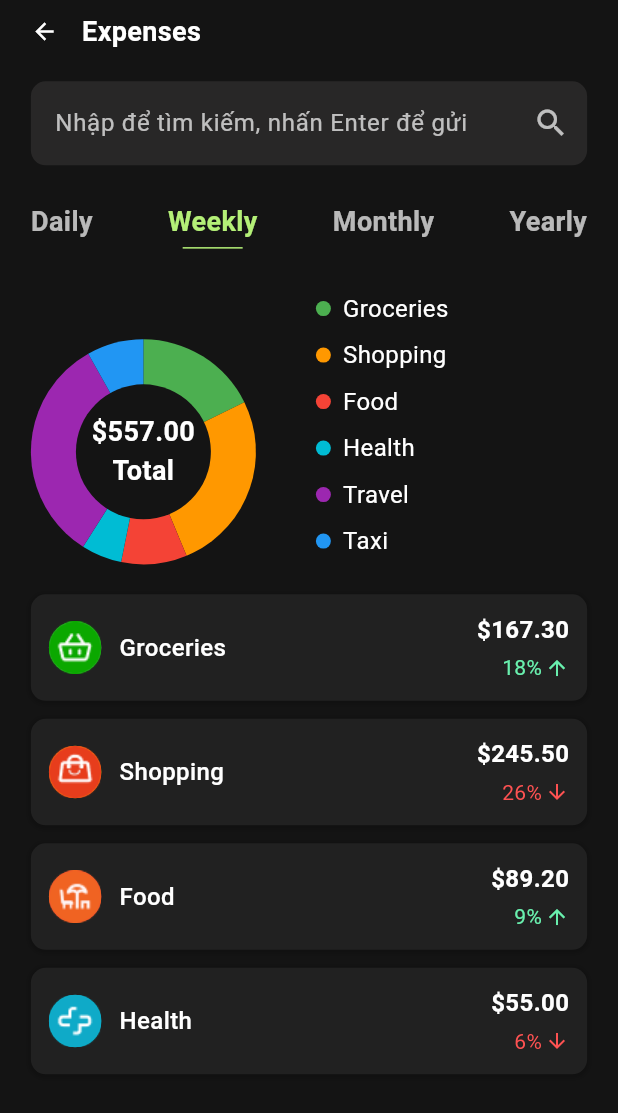
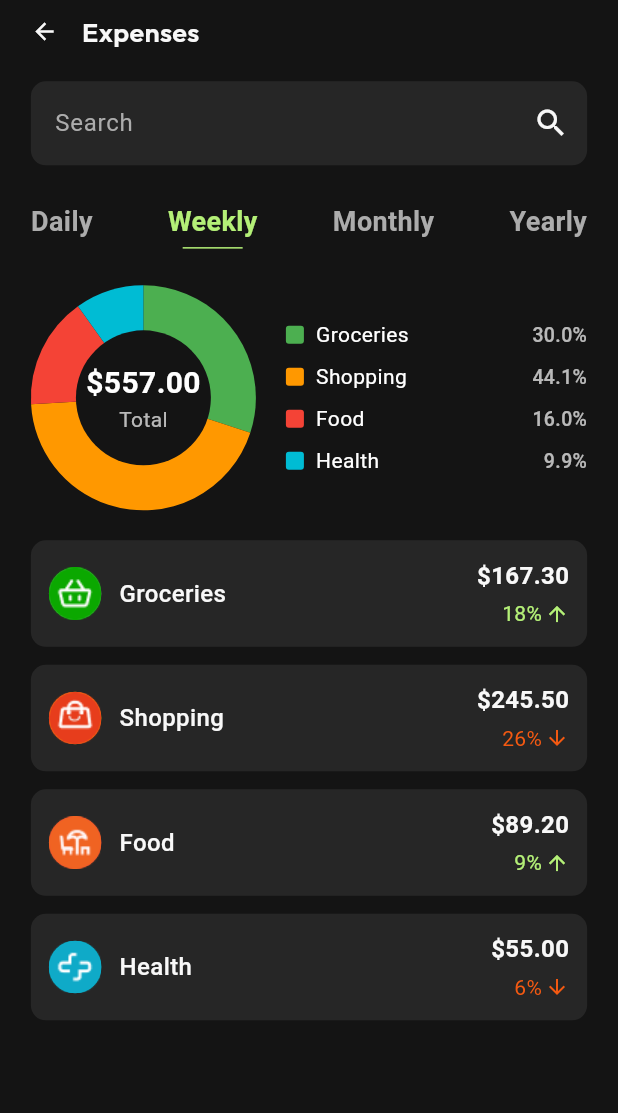
Before and after one commit to phunghao2903/fintrack, a Flutter app: the screen it shows after launch, after a tap on "Daily", after a tap on "Weekly", on a phone screen of 412 x 824 dp. Shown: the top 1113 px of the screen. Run offline on Flutter 3.47's test engine with Material 3 defaults, Android fonts, the phone set to English and light mode, and no system bars; our stand-ins replace equatable, fl_chart, flutter_bloc, google_fonts; missing offline and left inert: bitsdojo_window.

Commit message:
Update feature/expenses

```diff
--- a/lib/features/expenses/pages/build_chart_section.dart
+++ b/lib/features/expenses/pages/build_chart_section.dart
@@ -1,69 +1,92 @@
-// Widget cho biểu đồ và chú giải
 import 'dart:math' as math;
 import 'package:fintrack/core/theme/app_colors.dart';
 import 'package:fintrack/features/expenses/datasources/expenses_data.dart';
 import 'package:flutter/material.dart';
 
-Widget buildChartSection(double? totalValue) {
+// Widget cho biểu đồ và chú giải
+Widget buildChartSection(List<ExpenseData> expenses, double totalValue) {
   return Row(
-    crossAxisAlignment: CrossAxisAlignment.end,
-    mainAxisAlignment: MainAxisAlignment.end,
+    crossAxisAlignment: CrossAxisAlignment.center,
     children: [
+      // Biểu đồ tròn
       SizedBox(
         width: 150,
         height: 150,
         child: Stack(
           alignment: Alignment.center,
           children: [
+            // Custom painter để vẽ biểu đồ
             CustomPaint(
               size: const Size(150, 150),
               painter: PieChartPainter(expenses: expenses),
             ),
-            // Hiển thị tổng giá trị đã được tính toán
-            Text(
-              "\$${(totalValue ?? 0.0).toStringAsFixed(2)}\nTotal",
-              textAlign: TextAlign.center,
-              style: const TextStyle(
-                color: Colors.white,
-                fontWeight: FontWeight.bold,
-                fontSize: 18,
-              ),
+            // Text hiển thị tổng giá trị ở giữa
+            Column(
+              mainAxisAlignment: MainAxisAlignment.center,
+              children: [
+                Text(
+                  "\$${totalValue.toStringAsFixed(2)}",
+                  style: const TextStyle(
+                    color: Colors.white,
+                    fontWeight: FontWeight.bold,
+                    fontSize: 20,
+                  ),
+                ),
+                const Text(
+                  "Total",
+                  style: TextStyle(color: Colors.white70, fontSize: 14),
+                ),
+              ],
             ),
           ],
         ),
       ),
-      const SizedBox(width: 40),
+      const SizedBox(width: 20),
       // Chú giải
       Expanded(
         child: Column(
           crossAxisAlignment: CrossAxisAlignment.start,
-          children: expenses
-              .map(
-                (e) => Padding(
-                  padding: const EdgeInsets.symmetric(vertical: 4.0),
-                  child: Row(
-                    children: [
-                      Container(
-                        width: 10,
-                        height: 10,
-                        decoration: BoxDecoration(
-                          color: e.color,
-                          shape: BoxShape.circle,
-                        ),
-                      ),
-                      const SizedBox(width: 8),
-                      Text(
-                        e.name,
-                        style: const TextStyle(
-                          color: Colors.white,
-                          fontSize: 16,
-                        ),
-                      ),
-                    ],
+          children: expenses.map((expense) {
+            // Tính phần trăm cho từng khoản chi
+            final percentage = totalValue > 0
+                ? (expense.value / totalValue * 100).toStringAsFixed(1)
+                : '0.0';
+
+            return Padding(
+              padding: const EdgeInsets.symmetric(vertical: 4.0),
+              child: Row(
+                children: [
+                  // Ô màu đại diện
+                  Container(
+                    width: 12,
+                    height: 12,
+                    decoration: BoxDecoration(
+                      color: expense.color,
+                      borderRadius: BorderRadius.circular(2),
+                    ),
                   ),
-                ),
-              )
-              .toList(),
+                  const SizedBox(width: 8),
+                  // Tên khoản chi
+                  Expanded(
+                    child: Text(
+                      expense.name,
+                      style: const TextStyle(color: Colors.white, fontSize: 14),
+                      overflow: TextOverflow.ellipsis,
+                    ),
+                  ),
+                  // Phần trăm
+                  Text(
+                    "$percentage%",
+                    style: const TextStyle(
+                      color: Colors.white70,
+                      fontSize: 13,
+                      fontWeight: FontWeight.w500,
+                    ),
+                  ),
+                ],
+              ),
+            );
+          }).toList(),
         ),
       ),
     ],
@@ -78,20 +101,55 @@ class PieChartPainter extends CustomPainter {
 
   @override
   void paint(Canvas canvas, Size size) {
-    double total = expenses.fold(0, (sum, item) => sum + item.value);
-    if (total == 0) return; // Tránh chia cho 0
+    // Tính tổng giá trị
+    double total = expenses.fold(0.0, (sum, item) => sum + item.value);
+
+    if (total == 0) {
+      // Nếu không có dữ liệu, vẽ vòng tròn xám
+      final paint = Paint()
+        ..style = PaintingStyle.fill
+        ..color = Colors.grey[800]!;
+
+      final center = Offset(size.width / 2, size.height / 2);
+      final radius = math.min(size.width / 2, size.height / 2);
+      canvas.drawCircle(center, radius, paint);
+
+      // Vẽ vòng tròn bên trong
+      final innerCirclePaint = Paint()
+        ..color = AppColors.background
+        ..style = PaintingStyle.fill;
+      canvas.drawCircle(center, radius * 0.6, innerCirclePaint);
+      return;
+    }
+
+    // Bắt đầu vẽ từ góc 270 độ (12 giờ)
     double startAngle = -math.pi / 2;
 
     final center = Offset(size.width / 2, size.height / 2);
     final radius = math.min(size.width / 2, size.height / 2);
     final rect = Rect.fromCircle(center: center, radius: radius);
 
+    // Vẽ từng phần của biểu đồ
     for (var expense in expenses) {
+      // Tính góc quét dựa trên tỷ lệ phần trăm
+      // Tổng góc là 2π (360 độ = 100%)
       final sweepAngle = (expense.value / total) * 2 * math.pi;
+
+      // Tạo paint cho phần này
       final paint = Paint()
         ..style = PaintingStyle.fill
         ..color = expense.color;
-      canvas.drawArc(rect, startAngle, sweepAngle, true, paint);
+
+      // Vẽ cung tròn
+      canvas.drawArc(
+        rect,
+        startAngle,
+        sweepAngle,
+        true, // useCenter = true để vẽ hình quạt
+        paint,
+      );
+
+      // Cập nhật góc bắt đầu cho phần tiếp theo
       startAngle += sweepAngle;
     }
 
@@ -103,7 +161,8 @@ class PieChartPainter extends CustomPainter {
   }
 
   @override
-  bool shouldRepaint(covariant CustomPainter oldDelegate) {
-    return true; // Vẽ lại khi dữ liệu thay đổi
+  bool shouldRepaint(covariant PieChartPainter oldDelegate) {
+    // Chỉ vẽ lại khi dữ liệu thay đổi
+    return oldDelegate.expenses != expenses;
   }
 }
--- a/lib/features/expenses/pages/build_expenses_list.dart
+++ b/lib/features/expenses/pages/build_expenses_list.dart
@@ -1,4 +1,5 @@
 // Widget cho danh sách chi tiêu
+import 'package:fintrack/core/theme/app_colors.dart';
 import 'package:fintrack/features/expenses/datasources/expenses_data.dart';
 import 'package:flutter/material.dart';
 
@@ -19,17 +20,8 @@ Widget buildExpenseListItem(ExpenseData expense) {
     child: Container(
       padding: const EdgeInsets.all(12),
       decoration: BoxDecoration(
-        color: const Color(0xFF212121), // Màu nền của toàn bộ item
+        color: AppColors.widget, // Màu nền của toàn bộ item
         borderRadius: BorderRadius.circular(10),
-        // Thêm đổ bóng nhẹ để nổi bật item hơn
-        boxShadow: [
-          BoxShadow(
-            color: Colors.black.withOpacity(0.2),
-            spreadRadius: 1,
-            blurRadius: 2,
-            offset: const Offset(0, 1),
-          ),
-        ],
       ),
       child: Row(
         children: [
@@ -49,7 +41,7 @@ Widget buildExpenseListItem(ExpenseData expense) {
             child: Text(
               expense.name,
               style: const TextStyle(
-                color: Colors.white,
+                color: AppColors.white,
                 fontSize: 16,
                 fontWeight: FontWeight.w500,
               ),
@@ -65,7 +57,7 @@ Widget buildExpenseListItem(ExpenseData expense) {
                 Text(
                   expense.amount,
                   style: const TextStyle(
-                    color: Colors.white,
+                    color: AppColors.white,
                     fontSize: 16,
                     fontWeight: FontWeight.bold,
                   ),
@@ -79,8 +71,8 @@ Widget buildExpenseListItem(ExpenseData expense) {
                       expense.percentage,
                       style: TextStyle(
                         color: expense.isUp
-                            ? Colors.greenAccent
-                            : Colors.redAccent,
+                            ? AppColors.main
+                            : AppColors.brightOrange,
                         fontSize: 14,
                       ),
                     ),
@@ -88,8 +80,8 @@ Widget buildExpenseListItem(ExpenseData expense) {
                     Icon(
                       expense.isUp ? Icons.arrow_upward : Icons.arrow_downward,
                       color: expense.isUp
-                          ? Colors.greenAccent
-                          : Colors.redAccent,
+                          ? AppColors.main
+                          : AppColors.brightOrange,
                       size: 16,
                     ),
                   ],
@@ -109,11 +101,11 @@ Widget buildEmptyExpenseList() {
     child: Column(
       mainAxisAlignment: MainAxisAlignment.center,
       children: [
-        const Icon(Icons.search_off, color: Colors.grey, size: 50),
+        const Icon(Icons.search_off, color: AppColors.grey, size: 50),
         const SizedBox(height: 16),
         Text(
           "Không tìm thấy khoản chi tiêu nào",
-          style: TextStyle(color: Colors.grey[400], fontSize: 16),
+          style: TextStyle(color: AppColors.grey, fontSize: 16),
         ),
       ],
     ),
--- a/lib/features/expenses/pages/expenses_page.dart
+++ b/lib/features/expenses/pages/expenses_page.dart
@@ -1,3 +1,4 @@
+import 'package:fintrack/core/theme/app_text_styles.dart';
 import 'package:fintrack/features/expenses/bloc/expenses_bloc.dart';
 import 'package:fintrack/features/expenses/bloc/expenses_event.dart';
 import 'package:fintrack/features/expenses/bloc/expenses_state.dart';
@@ -46,7 +47,7 @@ class _ExpensesPageState extends State<ExpensesPage> {
               ScaffoldMessenger.of(context).showSnackBar(
                 SnackBar(
                   content: Text('Lỗi: ${state.message}'),
-                  backgroundColor: Colors.red,
+                  backgroundColor: AppColors.red,
                 ),
               );
             }
@@ -55,7 +56,7 @@ class _ExpensesPageState extends State<ExpensesPage> {
               ScaffoldMessenger.of(context).showSnackBar(
                 const SnackBar(
                   content: Text('Không tìm thấy khoản chi tiêu nào'),
-                  backgroundColor: Colors.orange,
+                  backgroundColor: AppColors.orange,
                 ),
               );
             }
@@ -72,13 +73,13 @@ class _ExpensesPageState extends State<ExpensesPage> {
                   children: [
                     const Icon(
                       Icons.error_outline,
-                      color: Colors.red,
+                      color: AppColors.red,
                       size: 48,
                     ),
                     const SizedBox(height: 16),
                     Text(
                       'Đã xảy ra lỗi: ${state.message}',
-                      style: const TextStyle(color: Colors.red),
+                      style: const TextStyle(color: AppColors.red),
                     ),
                     const SizedBox(height: 16),
                     ElevatedButton(
@@ -122,18 +123,14 @@ class _ExpensesPageState extends State<ExpensesPage> {
               },
               child: const Icon(
                 Icons.arrow_back,
-                color: Colors.white,
+                color: AppColors.white,
                 size: 18,
               ),
             ),
             const SizedBox(width: 16),
-            const Text(
+            Text(
               "Expenses",
-              style: TextStyle(
-                fontWeight: FontWeight.bold,
-                color: Colors.white,
-                fontSize: 18,
-              ),
+              style: AppTextStyles.heading2.copyWith(color: AppColors.white),
             ),
           ],
         ),
@@ -143,8 +140,8 @@ class _ExpensesPageState extends State<ExpensesPage> {
           padding: const EdgeInsets.only(bottom: 20, top: 20),
           child: TextField(
             controller: _searchController,
-            style: const TextStyle(color: Colors.white),
-            cursorColor: Colors.white,
+            style: const TextStyle(color: AppColors.white),
+            cursorColor: AppColors.white,
             // Thêm sự kiện onSubmitted để xử lý khi người dùng nhấn Enter
             onSubmitted: (value) {
               context.read<ExpensesBloc>().add(SearchExpenses(value));
@@ -153,7 +150,7 @@ class _ExpensesPageState extends State<ExpensesPage> {
               // prefixIcon: const Icon(Icons.search, color: Colors.white70),
               // Thêm icon tìm kiếm bên phải có thể nhấn để tìm kiếm
               suffixIcon: IconButton(
-                icon: const Icon(Icons.search, color: Colors.white70),
+                icon: const Icon(Icons.search, color: AppColors.white),
                 onPressed: () {
                   // Gửi sự kiện tìm kiếm khi nhấn vào icon
                   context.read<ExpensesBloc>().add(
@@ -161,15 +158,10 @@ class _ExpensesPageState extends State<ExpensesPage> {
                   );
                 },
               ),
-              hintText: "Nhập để tìm kiếm, nhấn Enter để gửi",
-              hintStyle: const TextStyle(color: Colors.white70),
+              hintText: "Search",
+              hintStyle: const TextStyle(color: AppColors.grey),
               filled: true,
-              fillColor: const Color.fromARGB(
-                111,
-                121,
-                116,
-                116,
-              ).withOpacity(0.2),
+              fillColor: AppColors.widget,
               border: OutlineInputBorder(
                 borderRadius: BorderRadius.circular(10),
                 borderSide: BorderSide.none,
@@ -199,7 +191,7 @@ class _ExpensesPageState extends State<ExpensesPage> {
                     Text(
                       category,
                       style: TextStyle(
-                        color: isSelected ? AppColors.main : Colors.white70,
+                        color: isSelected ? AppColors.main : AppColors.grey,
                         fontSize: 18,
                         fontWeight: FontWeight.w600,
                       ),
@@ -208,7 +200,7 @@ class _ExpensesPageState extends State<ExpensesPage> {
                     Container(
                       height: 1,
                       width: 40,
-                      color: isSelected ? AppColors.main : Colors.transparent,
+                      color: isSelected ? AppColors.main : AppColors.background,
                     ),
                   ],
                 ),
@@ -223,7 +215,7 @@ class _ExpensesPageState extends State<ExpensesPage> {
             child: Column(
               children: [
                 // Biểu đồ và chú giải với dữ liệu từ BLoC
-                buildChartSection(state.totalValue),
+                buildChartSection(state.expenses, state.totalValue),
                 const SizedBox(height: 20),
                 // Custom widget để hiển thị danh sách chi tiêu từ BLoC
                 state.expenses.isEmpty
```
